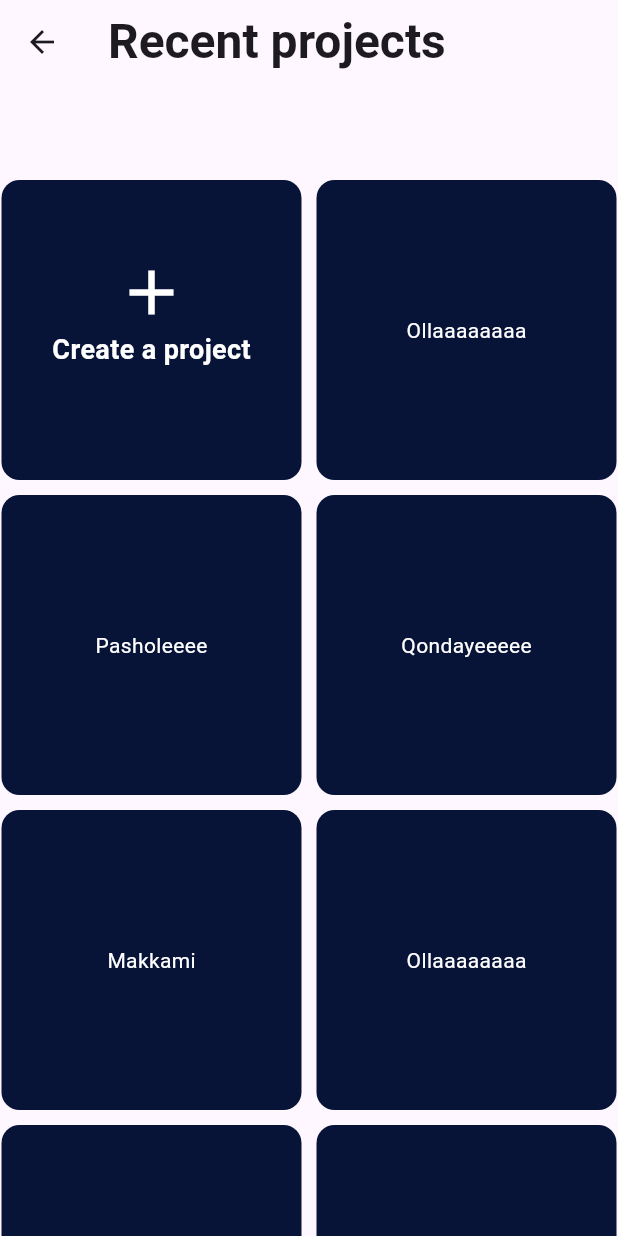
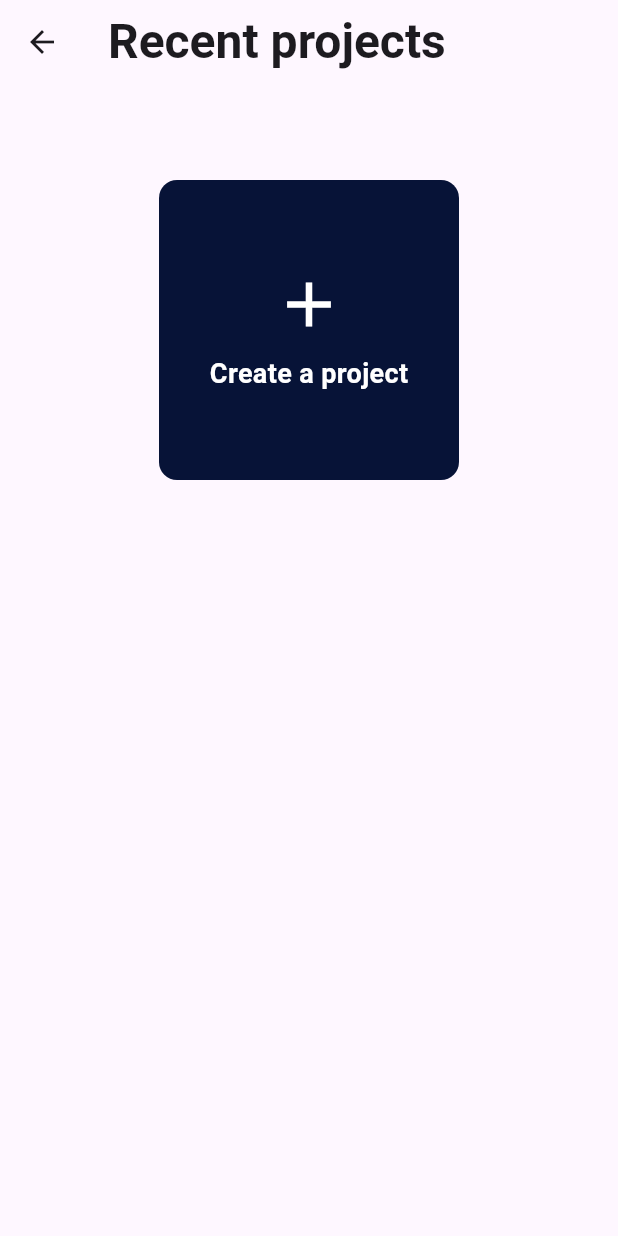
Before and after one commit to Sokhibjon18/leadFlow, a Flutter app: the HomePage screen opened by its route, on a phone screen of 412 x 824 dp. Run offline on Flutter 3.47's test engine with Material 3 defaults, Android fonts, the light colour scheme and no system bars; our stand-ins replace auto_route, auto_size_text, cloud_firestore, firebase_auth, firebase_core, firebase_storage and 6 more; accounts and stored records are empty; network calls fail; statements that could not run were skipped.

Commit message:
optimized home page

```diff
--- a/lib/core/router/app_router.dart
+++ b/lib/core/router/app_router.dart
@@ -6,6 +6,7 @@ class AppRouter extends RootStackRouter {
   @override
   List<AutoRoute> get routes => [
         AutoRoute(page: AuthRoute.page, initial: true),
-        AutoRoute(page: HomeRoute.page)
+        AutoRoute(page: HomeRoute.page),
+        AutoRoute(page: FunnelBuilderRoute.page),
       ];
 }
--- a/lib/features/home/home_page.dart
+++ b/lib/features/home/home_page.dart
@@ -1,5 +1,7 @@
-import 'package:auto_route/annotations.dart';
+import 'package:auto_route/auto_route.dart';
 import 'package:flutter/material.dart';
+import 'package:lead_flow/core/router/app_router.gr.dart';
+import 'package:lead_flow/core/widgets/commons/common_text_filed.dart';
 
 @RoutePage()
 class HomePage extends StatefulWidget {
@@ -10,20 +12,9 @@ class HomePage extends StatefulWidget {
 }
 
 class _HomePageState extends State<HomePage> {
-  List<String> projectNames = [
-    'Ollaaaaaaaa',
-    'Pasholeeee',
-    'Qondayeeeee',
-    'Makkami',
-    'Ollaaaaaaaa',
-    'Pasholeeee',
-    'Qondayeeeee',
-    'Makkami',
-    'Ollaaaaaaaa',
-    'Pasholeeee',
-    'Qondayeeeee',
-    'Makkami',
-  ];
+  final List<String> projectNames = [];
+  TextEditingController nameController = TextEditingController();
+
   @override
   Widget build(BuildContext context) {
     return Scaffold(
@@ -34,7 +25,6 @@ class _HomePageState extends State<HomePage> {
         ),
       ),
       body: SingleChildScrollView(
-        child: Padding(
         padding: const EdgeInsets.only(bottom: 32),
         child: Center(
           child: Column(
@@ -43,58 +33,94 @@ class _HomePageState extends State<HomePage> {
               Wrap(
                 spacing: 10.0,
                 runSpacing: 10.0,
-                  children: List.generate(projectNames.length, (index) {
-                    return index == 0
-                        ? Container(
+                children: [
+                  _buildCreateProjectTile(context),
+                  ...projectNames.map(_buildProjectTile),
+                ],
+              ),
+            ],
+          ),
+        ),
+      ),
+    );
+  }
+
+  Widget _buildCreateProjectTile(BuildContext context) {
+    return GestureDetector(
+      onTap: () {
+        showMyDialog(context);
+      },
+      child: Container(
         padding: const EdgeInsets.symmetric(vertical: 50),
         width: 200,
         height: 200,
         decoration: const BoxDecoration(
-                              borderRadius: BorderRadius.all(
-                                Radius.circular(12),
-                              ),
+          borderRadius: BorderRadius.all(Radius.circular(12)),
           color: Color(0xFF071337),
         ),
         child: const Column(
+          mainAxisAlignment: MainAxisAlignment.center,
           children: [
-                                Icon(
-                                  Icons.add,
-                                  size: 50,
-                                  color: Colors.white,
-                                ),
+            Icon(Icons.add, size: 50, color: Colors.white),
+            SizedBox(height: 8),
             Text(
               'Create a project',
               style: TextStyle(
                 color: Colors.white,
                 fontSize: 18,
-                                      fontWeight: FontWeight.w700),
+                fontWeight: FontWeight.w700,
+              ),
             )
           ],
         ),
-                          )
-                        : Container(
+      ),
+    );
+  }
+
+  Widget _buildProjectTile(String projectName) {
+    return Container(
       width: 200,
       height: 200,
       decoration: const BoxDecoration(
-                              borderRadius: BorderRadius.all(
-                                Radius.circular(12),
-                              ),
+        borderRadius: BorderRadius.all(Radius.circular(12)),
         color: Color(0xFF071337),
       ),
       child: Center(
         child: Text(
-                                projectNames[index - 1],
+          projectName,
           style: const TextStyle(color: Colors.white),
         ),
       ),
     );
-                  }),
+  }
+
+  Future<void> showMyDialog(BuildContext context) async {
+    return showDialog<void>(
+      context: context,
+      barrierDismissible: false, // Orqaga bosish bilan dialogni yopib bo'lmaydi
+      builder: (BuildContext context) {
+        return AlertDialog(
+          title: const Text('Funnel name'),
+          content: SingleChildScrollView(
+            child: ListBody(
+              children: <Widget>[
+                CommonTextField(
+                  controller: nameController,
                 ),
               ],
             ),
           ),
+          actions: <Widget>[
+            TextButton(
+              child: const Text('OK'),
+              onPressed: () {
+                context.router
+                    .push(FunnelBuilderRoute(projectName: nameController.text));
+              },
             ),
-      ),
+          ],
+        );
+      },
     );
   }
 }
```
Also changed, not shown: lib/features/auth/presentation/auth_page_child.dart (+7 -4 lines), lib/features/funnel_builder/presentation/funnel_builder_page.dart (+9 -3 lines), lib/features/views/price_view.dart (+57 -85 lines), pubspec.yaml (+7 -5 lines), assets/svg/google_logo.svg (added), lib/core/router/app_router.gr.dart, lib/data/dto/body_dto.g.dart (added), lib/data/dto/component_dto.g.dart (added), lib/data/dto/params_dto.g.dart (added), lib/data/dto/screen_dto.g.dart (added), lib/data/dto/subscription_option_dto.g.dart (added), lib/data/dto/text_view_option_dto.g.dart (added), lib/features/auth/domain/auth_cubit.freezed.dart (added), pubspec.lock (added), 1 other file. Lines whose indentation alone changed are shown as unchanged.
